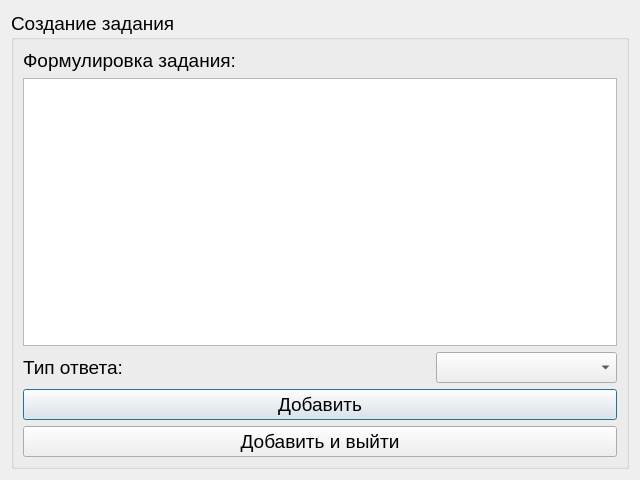
Above: questionedit.ui from Rayzedan/SystemControlStudent before the change. Below: the same form after it.
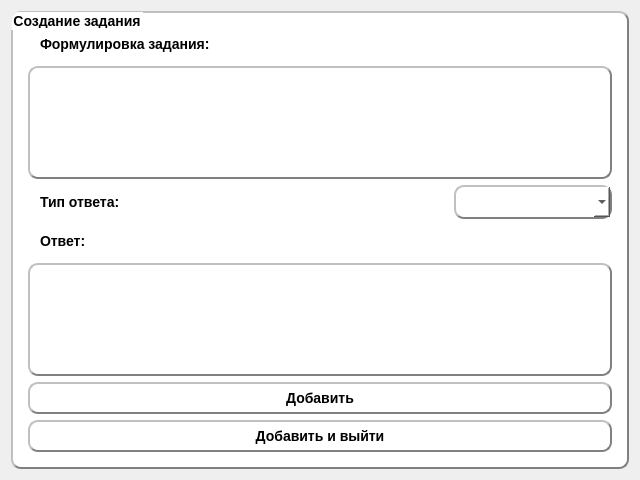
That is the form after the change.

Diff of the .ui file:
```diff
--- a/questionedit.ui
+++ b/questionedit.ui
@@ -19,20 +19,50 @@
   <property name="windowTitle">
    <string>Dialog</string>
   </property>
+  <property name="styleSheet">
+   <string notr="true"/>
+  </property>
   <layout class="QHBoxLayout" name="horizontalLayout_2">
    <item>
     <widget class="QGroupBox" name="groupBox">
      <property name="font">
       <font>
-       <pointsize>14</pointsize>
+       <pointsize>-1</pointsize>
+       <italic>false</italic>
+       <bold>true</bold>
       </font>
      </property>
+     <property name="styleSheet">
+      <string notr="true">QWidget {
+	background-color: white;
+     border-style: outset;
+     border-width: 2px;
+     border-radius: 10px;
+     border-color: gray;
+     font: bold 14px;
+  
+     padding: 6px;}
+
+QPushButton:pressed {
+     background-color: grey;
+     border-style: inset;
+ }
+QToolButton:pressed {
+     background-color: grey;
+     border-style: inset;
+ }</string>
+     </property>
      <property name="title">
       <string>Создание задания</string>
      </property>
      <layout class="QVBoxLayout" name="verticalLayout_2">
       <item>
        <widget class="QLabel" name="label">
+        <property name="styleSheet">
+         <string notr="true">
+border-color: white;
+</string>
+        </property>
         <property name="text">
          <string>Формулировка задания:</string>
         </property>
@@ -45,6 +75,9 @@
        <layout class="QHBoxLayout" name="horizontalLayout" stretch="1,10,1">
         <item>
          <widget class="QLabel" name="label_2">
+          <property name="styleSheet">
+           <string notr="true">border-color: white;</string>
+          </property>
           <property name="text">
            <string>Тип ответа:</string>
           </property>
@@ -84,6 +117,19 @@
         </item>
        </layout>
       </item>
+      <item>
+       <widget class="QLabel" name="label_3">
+        <property name="styleSheet">
+         <string notr="true">border-color: white;</string>
+        </property>
+        <property name="text">
+         <string>Ответ:</string>
+        </property>
+       </widget>
+      </item>
+      <item>
+       <widget class="QTextEdit" name="textEdit_2"/>
+      </item>
       <item>
        <layout class="QVBoxLayout" name="verticalLayout">
         <item>
```
